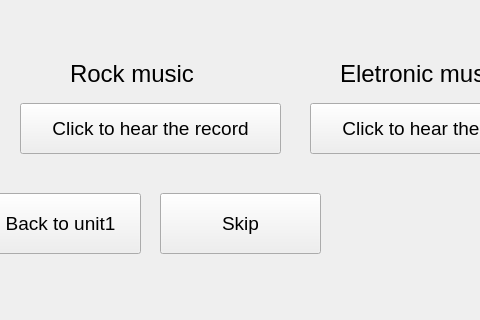
trongphuc1/TL-C4K-PTI01-, file SPCK/Gui/music3.ui: the form before one commit; both pictures show x 560 to 1040 and y 167 to 487 of the 1132 by 487 pixel window.
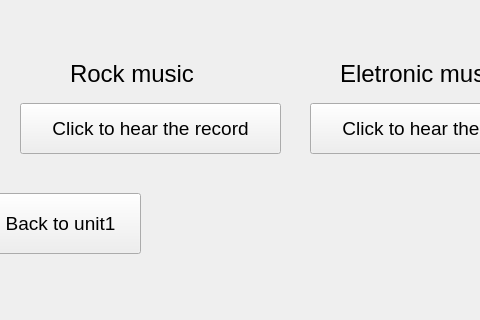
The form after the commit. Icons and pictures are not drawn.

```diff
--- a/SPCK/Gui/music3.ui
+++ b/SPCK/Gui/music3.ui
@@ -270,24 +270,6 @@
      <string>Back to unit1</string>
     </property>
    </widget>
-   <widget class="QPushButton" name="pushButton_8">
-    <property name="geometry">
-     <rect>
-      <x>720</x>
-      <y>360</y>
-      <width>161</width>
-      <height>61</height>
-     </rect>
-    </property>
-    <property name="font">
-     <font>
-      <pointsize>14</pointsize>
-     </font>
-    </property>
-    <property name="text">
-     <string>Skip</string>
-    </property>
-   </widget>
   </widget>
   <widget class="QMenuBar" name="menubar">
    <property name="geometry">
```
